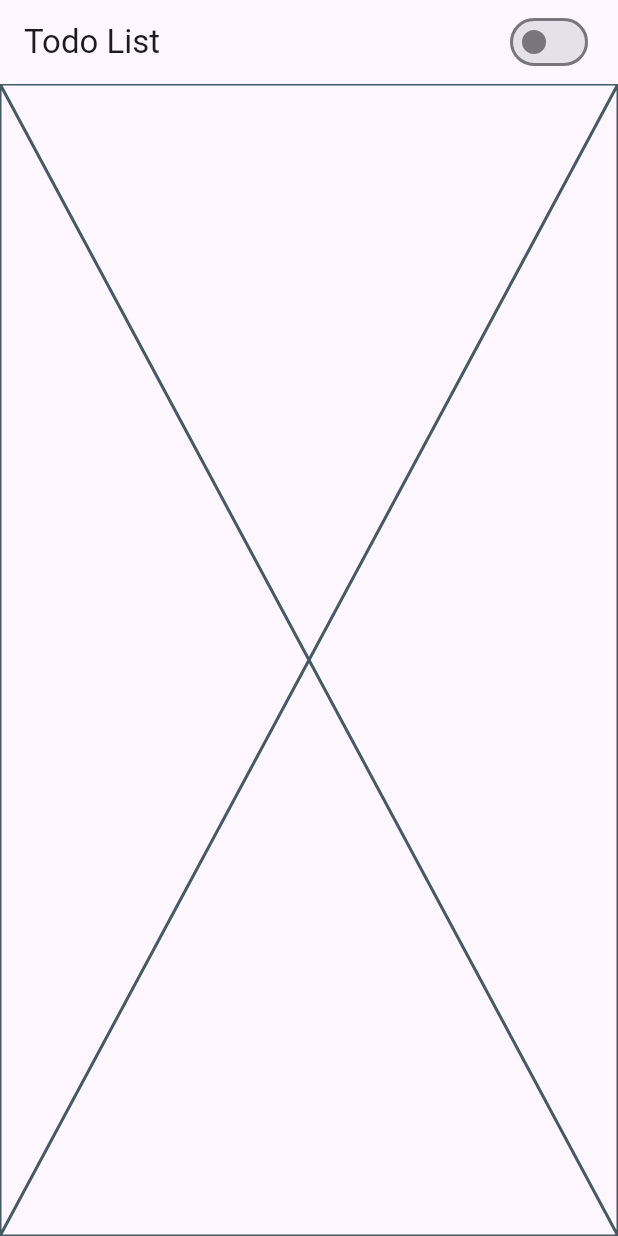
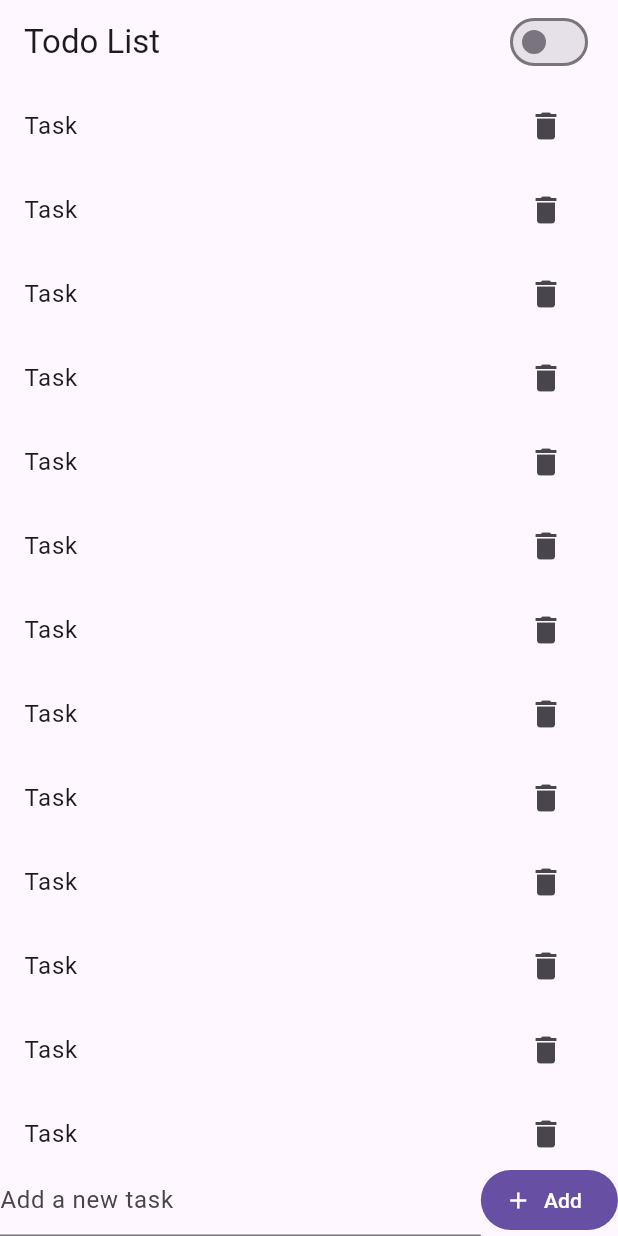
Before and after one commit to miquelbeltran/todo_data_service, a Flutter app: the screen it shows after launch, on a phone screen of 412 x 824 dp. Run offline on Flutter 3.47's test engine with Material 3 defaults, Android fonts, the phone set to English and light mode, and no system bars; our stand-ins replace shared_preferences.

Commit message:
wip more code

````diff
--- a/lib/main.dart
+++ b/lib/main.dart
@@ -1,5 +1,6 @@
 import 'package:flutter/material.dart';
 import 'package:todo_data_service/data/services/shared_preferences_service.dart';
+import 'package:todo_data_service/ui/todo_list/viewmodel/todo_list_viewmodel.dart';
 
 import 'data/repositories/theme_repository.dart';
 import 'main_app_viewmodel.dart';
@@ -65,7 +66,9 @@ class _MainAppState extends State<MainApp> {
           ],
           title: const Text('Todo List'),
         ),
-        body: const TodoListScreen(),
+        body: TodoListScreen(
+          viewModel: TodoListViewModel(),
+        ),
       ),
     );
   }
--- a/lib/ui/todo_list/todo_list_screen.dart
+++ b/lib/ui/todo_list/todo_list_screen.dart
@@ -1,12 +1,73 @@
 import 'package:flutter/material.dart';
+import 'package:todo_data_service/ui/todo_list/viewmodel/todo_list_viewmodel.dart';
 
-class TodoListScreen extends StatelessWidget {
+class TodoListScreen extends StatefulWidget {
   const TodoListScreen({
     super.key,
+    required this.viewModel,
   });
+
+  final TodoListViewModel viewModel;
+
+  @override
+  State<TodoListScreen> createState() => _TodoListScreenState();
+}
+
+class _TodoListScreenState extends State<TodoListScreen> {
+  late TextEditingController _controller;
+
+  @override
+  void initState() {
+    super.initState();
+    _controller = TextEditingController();
+  }
+
+  @override
+  void dispose() {
+    _controller.dispose();
+    super.dispose();
+  }
 
   @override
   Widget build(BuildContext context) {
-    return const Placeholder();
+    return Column(
+      children: [
+        Expanded(
+          child: ListenableBuilder(
+            listenable: widget.viewModel,
+            builder: (context, child) {
+              return ListView.builder(
+                itemBuilder: (context, index) {
+                  return ListTile(
+                    title: const Text('Task'),
+                    trailing: IconButton(
+                      icon: const Icon(Icons.delete),
+                      onPressed: () => widget.viewModel.delete.execute(index),
+                    ),
+                  );
+                },
+              );
+            },
+          ),
+        ),
+        Row(
+          children: [
+            Expanded(
+              child: TextField(
+                controller: _controller,
+                decoration: const InputDecoration(
+                  hintText: 'Add a new task',
+                ),
+              ),
+            ),
+            FilledButton.icon(
+              onPressed: () => widget.viewModel.add.execute(_controller.text),
+              label: const Text('Add'),
+              icon: const Icon(Icons.add),
+            ),
+          ],
+        ),
+      ],
+    );
   }
 }
--- /dev/null
+++ b/lib/ui/todo_list/viewmodel/todo_list_viewmodel.dart
@@ -0,0 +1,32 @@
+import 'package:flutter/foundation.dart';
+import 'package:todo_data_service/utils/command.dart';
+import 'package:todo_data_service/utils/result.dart';
+
+class TodoListViewModel extends ChangeNotifier {
+  TodoListViewModel() {
+    load = Command0<void>(_load);
+    add = Command1<void, String>(_add);
+    delete = Command1<void, int>(_delete);
+  }
+
+  /// Load Todo items from repository.
+  late Command0<void> load;
+
+  /// Add a new Todo item.
+  late Command1<void, String> add;
+
+  /// Delete a Todo item by its id.
+  late Command1<void, int> delete;
+
+  Future<Result<void>> _load() async {
+    return Result.ok(null);
+  }
+
+  Future<Result<void>> _add(String task) async {
+    return Result.ok(null);
+  }
+
+  Future<Result<void>> _delete(int id) async {
+    return Result.ok(null);
+  }
+}
--- /dev/null
+++ b/lib/utils/result.dart
@@ -0,0 +1,54 @@
+// Copyright 2024 The Flutter team. All rights reserved.
+// Use of this source code is governed by a BSD-style license that can be
+// found in the LICENSE file.
+
+/// Utility class to wrap result data
+///
+/// Evaluate the result using a switch statement:
+/// ```dart
+/// switch (result) {
+///   case Ok(): {
+///     print(result.value);
+///   }
+///   case Error(): {
+///     print(result.error);
+///   }
+/// }
+/// ```
+sealed class Result<T> {
+  const Result();
+
+  /// Creates an instance of Result containing a value
+  factory Result.ok(T value) => Ok(value);
+
+  /// Create an instance of Result containing an error
+  factory Result.error(Exception error) => Error(error);
+
+  /// Convenience method to cast to Ok
+  Ok<T> get asOk => this as Ok<T>;
+
+  /// Convenience method to cast to Error
+  Error get asError => this as Error<T>;
+}
+
+/// Subclass of Result for values
+final class Ok<T> extends Result<T> {
+  const Ok(this.value);
+
+  /// Returned value in result
+  final T value;
+
+  @override
+  String toString() => 'Result<$T>.ok($value)';
+}
+
+/// Subclass of Result for errors
+final class Error<T> extends Result<T> {
+  const Error(this.error);
+
+  /// Returned error in result
+  final Exception error;
+
+  @override
+  String toString() => 'Result<$T>.error($error)';
+}
````
Also changed, not shown: lib/utils/command.dart (added, +97 -0 lines).
